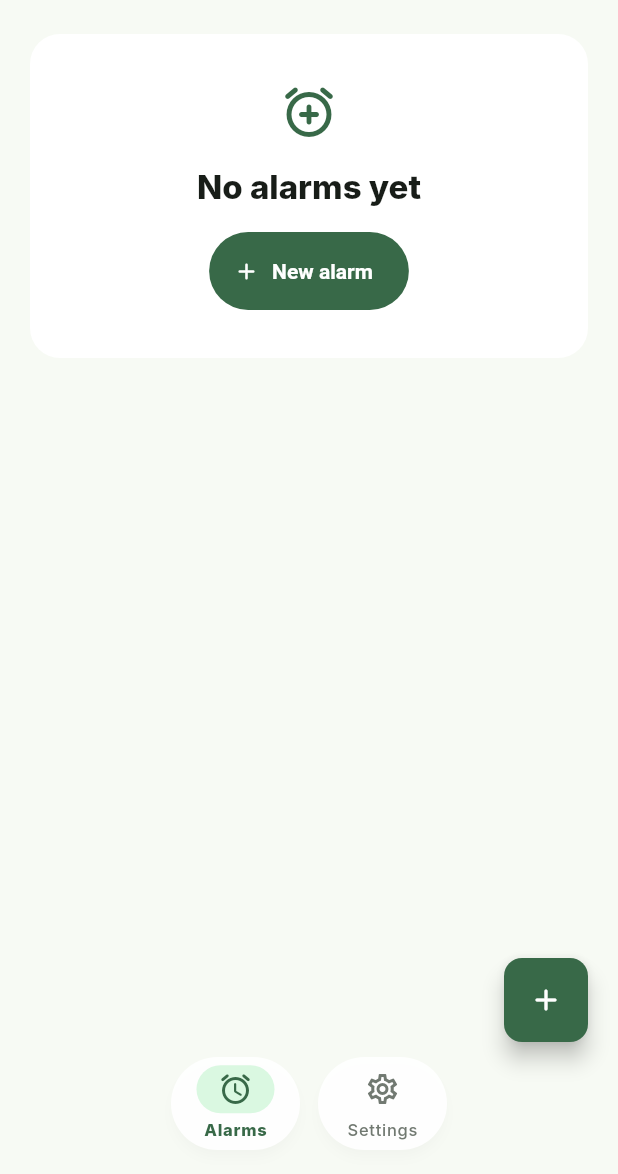
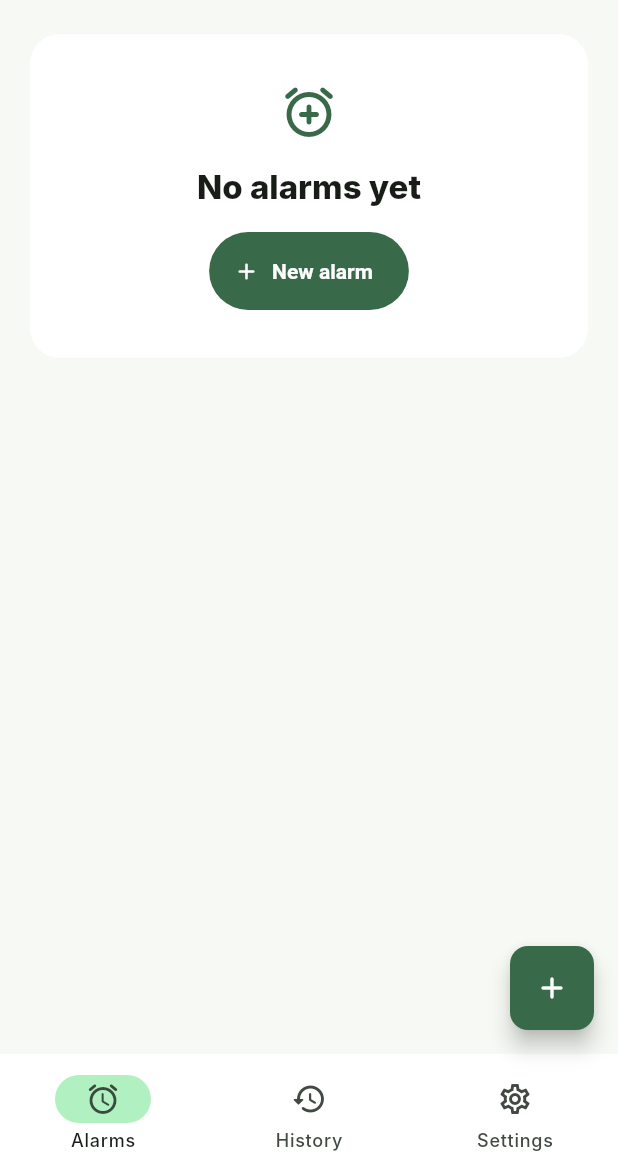
Before and after one commit to jjyn0215/UIUXteamproject, a Flutter app: the screen it shows after launch, on a phone screen of 412 x 824 dp, the part 62-1236 px from its top. Run offline on Flutter 3.47's test engine with Material 3 defaults, Android fonts, the phone set to English and light mode, and no system bars; our stand-ins replace cloud_firestore, cloud_functions, device_info_plus, firebase_auth, firebase_core, firebase_messaging and 7 more; accounts and stored records are empty; generated files the repository leaves out were written again; Roboto replaces fonts that are missing (Inter).

Commit message:
Revert custom bottom bar and restore original navigation bar

```diff
--- a/synced_alarm/lib/src/features/alarms/alarm_home_screen.dart
+++ b/synced_alarm/lib/src/features/alarms/alarm_home_screen.dart
@@ -23,8 +23,7 @@ class AlarmHomeScreen extends ConsumerStatefulWidget {
   ConsumerState<AlarmHomeScreen> createState() => _AlarmHomeScreenState();
 }
 
-class _AlarmHomeScreenState extends ConsumerState<AlarmHomeScreen>
-    with WidgetsBindingObserver {
+class _AlarmHomeScreenState extends ConsumerState<AlarmHomeScreen> {
   Timer? _timer;
   ProviderSubscription<AsyncValue<List<Alarm>>>? _alarmScheduleSubscription;
   StreamSubscription<AlarmNotificationLaunch>? _alarmLaunchSubscription;
@@ -37,13 +36,11 @@ class _AlarmHomeScreenState extends ConsumerState<AlarmHomeScreen>
   @override
   void initState() {
     super.initState();
-    WidgetsBinding.instance.addObserver(this);
     _alarmScheduleSubscription = ref.listenManual<AsyncValue<List<Alarm>>>(
       alarmsProvider,
       (_, next) {
         final alarms = next.value;
         if (alarms != null) {
-          unawaited(_clearResolvedRingingAlarm());
           unawaited(_handlePendingAlarmAction(alarms));
           _handlePendingAlarmLaunch(alarms);
           if (ref.read(ringingAlarmProvider) == null) {
@@ -70,7 +67,6 @@ class _AlarmHomeScreenState extends ConsumerState<AlarmHomeScreen>
     });
     WidgetsBinding.instance.addPostFrameCallback((_) {
       if (!mounted) return;
-      unawaited(_clearResolvedRingingAlarm());
       unawaited(_handlePendingAlarmAction());
       _handlePendingAlarmLaunch();
     });
@@ -78,19 +74,11 @@ class _AlarmHomeScreenState extends ConsumerState<AlarmHomeScreen>
 
   @override
   void dispose() {
-    WidgetsBinding.instance.removeObserver(this);
     _alarmScheduleSubscription?.close();
     unawaited(_alarmLaunchSubscription?.cancel());
     unawaited(_alarmActionSubscription?.cancel());
     _timer?.cancel();
     super.dispose();
-  }
-
-  @override
-  void didChangeAppLifecycleState(AppLifecycleState state) {
-    if (state == AppLifecycleState.resumed) {
-      unawaited(_clearResolvedRingingAlarm());
-    }
   }
 
   @override
@@ -121,24 +109,21 @@ class _AlarmHomeScreenState extends ConsumerState<AlarmHomeScreen>
 
     final title = switch (_selectedTab) {
       0 => l10n.alarms,
+      1 => l10n.history,
       _ => l10n.settings,
     };
 
-    final paddingBottom = MediaQuery.of(context).padding.bottom;
-
     return Scaffold(
-      extendBody: true,
       appBar: AppBar(
         title: Text(title),
         actions: [
           _SyncStatusButton(
             status: syncStatus,
-            onPressed: () => setState(() => _selectedTab = 1),
+            onPressed: () => setState(() => _selectedTab = 2),
           ),
         ],
       ),
       body: SafeArea(
-        bottom: false,
         child: Stack(
           children: [
             switch (_selectedTab) {
@@ -168,40 +153,14 @@ class _AlarmHomeScreenState extends ConsumerState<AlarmHomeScreen>
                 ),
                 loading: () => const _LoadingPanel(),
               ),
+              1 => const _HistoryPanel(),
               _ => const SettingsPanel(),
             },
-            Positioned(
-              bottom: paddingBottom + 16,
-              left: 0,
-              right: 0,
-              child: Center(
-                child: Row(
-                  mainAxisSize: MainAxisSize.min,
-                  children: [
-                    _buildTabItem(
-                      context: context,
-                      index: 0,
-                      icon: Icons.alarm_outlined,
-                      selectedIcon: Icons.alarm_rounded,
-                      label: l10n.alarms,
-                    ),
-                    const SizedBox(width: 12),
-                    _buildTabItem(
-                      context: context,
-                      index: 1,
-                      icon: Icons.settings_outlined,
-                      selectedIcon: Icons.settings_rounded,
-                      label: l10n.settings,
-                    ),
           ],
         ),
       ),
-            ),
-            if (_selectedTab == 0)
-              Positioned(
-                right: 20,
-                bottom: paddingBottom + 16 + 72,
-                child: FloatingActionButton(
+      floatingActionButton: _selectedTab == 0
+          ? FloatingActionButton(
               tooltip: l10n.newAlarm,
               onPressed: () => showAlarmEditor(context),
               backgroundColor: SereneWakeColors.primary,
@@ -210,74 +169,31 @@ class _AlarmHomeScreenState extends ConsumerState<AlarmHomeScreen>
                 borderRadius: BorderRadius.circular(12),
               ),
               child: const Icon(Icons.add_rounded),
+            )
+          : null,
+      bottomNavigationBar: NavigationBar(
+        selectedIndex: _selectedTab,
+        onDestinationSelected: (index) {
+          setState(() => _selectedTab = index);
+        },
+        backgroundColor: Theme.of(context).colorScheme.surface,
+        indicatorColor: Theme.of(context).colorScheme.primaryContainer,
+        destinations: [
+          NavigationDestination(
+            icon: const Icon(Icons.alarm_outlined),
+            selectedIcon: const Icon(Icons.alarm_rounded),
+            label: l10n.alarms,
           ),
+          NavigationDestination(
+            icon: const Icon(Icons.history_rounded),
+            label: l10n.history,
+          ),
+          NavigationDestination(
+            icon: const Icon(Icons.settings_outlined),
+            selectedIcon: const Icon(Icons.settings_rounded),
+            label: l10n.settings,
           ),
         ],
-        ),
-      ),
-    );
-  }
-
-  Widget _buildTabItem({
-    required BuildContext context,
-    required int index,
-    required IconData icon,
-    required IconData selectedIcon,
-    required String label,
-  }) {
-    final isSelected = _selectedTab == index;
-    final theme = Theme.of(context);
-    final activeColor = theme.colorScheme.primary;
-    final inactiveColor = theme.colorScheme.outline;
-
-    return SizedBox(
-      width: 86,
-      height: 62,
-      child: Material(
-        color: theme.colorScheme.surface.withAlpha(235),
-        elevation: 3,
-        shadowColor: Colors.black.withAlpha(24),
-        borderRadius: BorderRadius.circular(31),
-        child: InkWell(
-          onTap: () => setState(() => _selectedTab = index),
-          borderRadius: BorderRadius.circular(32),
-          child: Center(
-            child: Column(
-              mainAxisSize: MainAxisSize.min,
-              mainAxisAlignment: MainAxisAlignment.center,
-              children: [
-                AnimatedContainer(
-                  duration: const Duration(milliseconds: 200),
-                  curve: Curves.easeInOut,
-                  padding: const EdgeInsets.symmetric(
-                    horizontal: 14,
-                    vertical: 4,
-                  ),
-                  decoration: BoxDecoration(
-                    color: isSelected
-                        ? theme.colorScheme.primaryContainer.withAlpha(120)
-                        : Colors.transparent,
-                    borderRadius: BorderRadius.circular(16),
-                  ),
-                  child: Icon(
-                    isSelected ? selectedIcon : icon,
-                    color: isSelected ? activeColor : inactiveColor,
-                    size: 24,
-                  ),
-                ),
-                const SizedBox(height: 4),
-                Text(
-                  label,
-                  style: theme.textTheme.labelMedium?.copyWith(
-                    color: isSelected ? activeColor : inactiveColor,
-                    fontWeight: isSelected ? FontWeight.w800 : FontWeight.w500,
-                    fontSize: 11,
-                  ),
-                ),
-              ],
-            ),
-          ),
-        ),
       ),
     );
   }
@@ -339,7 +255,6 @@ class _AlarmHomeScreenState extends ConsumerState<AlarmHomeScreen>
     _pendingAlarmAction = null;
     await AlarmTaskController.stopAlarmVibration();
     await _dueTickTracker.markHandled(alarm, DateTime.now());
-    await _dueTickTracker.markResolved(alarm, DateTime.now());
     final controller = ref.read(alarmListControllerProvider);
     switch (action.type) {
       case AlarmNotificationActionType.dismiss:
@@ -380,24 +295,13 @@ class _AlarmHomeScreenState extends ConsumerState<AlarmHomeScreen>
   ) async {
     try {
       await _dueTickTracker.markHandled(alarm, DateTime.now());
-      await _dueTickTracker.markResolved(alarm, DateTime.now());
       await action();
     } finally {
+      final finished = await AlarmTaskController.finishAlarmPresentation();
+      if (!finished) {
         ref.read(ringingAlarmProvider.notifier).clear();
-      await AlarmTaskController.finishAlarmPresentation();
       }
     }
-
-  Future<void> _clearResolvedRingingAlarm() async {
-    final ringingAlarm = ref.read(ringingAlarmProvider);
-    if (ringingAlarm == null) return;
-    final resolved = await _dueTickTracker.isResolved(
-      ringingAlarm,
-      DateTime.now(),
-    );
-    if (!mounted || !resolved) return;
-    await AlarmTaskController.stopAlarmVibration();
-    ref.read(ringingAlarmProvider.notifier).clear();
   }
 }
 
@@ -978,6 +882,46 @@ class _DayChip extends StatelessWidget {
   }
 }
 
+class _HistoryPanel extends StatelessWidget {
+  const _HistoryPanel();
+
+  @override
+  Widget build(BuildContext context) {
+    final l10n = AppLocalizations.of(context);
+    return Center(
+      child: ConstrainedBox(
+        constraints: const BoxConstraints(maxWidth: 560),
+        child: Padding(
+          padding: const EdgeInsets.all(AppSpacing.margin),
+          child: Card(
+            child: Padding(
+              padding: const EdgeInsets.all(AppSpacing.xl),
+              child: Column(
+                mainAxisSize: MainAxisSize.min,
+                children: [
+                  Icon(
+                    Icons.history_rounded,
+                    color: Theme.of(context).colorScheme.primary,
+                    size: 40,
+                  ),
+                  const SizedBox(height: AppSpacing.md),
+                  Text(
+                    l10n.noHistory,
+                    style: Theme.of(context).textTheme.titleLarge?.copyWith(
+                      fontWeight: FontWeight.w800,
+                      letterSpacing: 0,
+                    ),
+                  ),
+                ],
+              ),
+            ),
+          ),
+        ),
+      ),
+    );
+  }
+}
+
 class _EmptyAlarmPanel extends StatelessWidget {
   const _EmptyAlarmPanel({required this.onCreate});
 
```
Also changed, not shown: synced_alarm/lib/main.dart (+0 -9 lines), 4 other files. Lines whose indentation alone changed are shown as unchanged.
